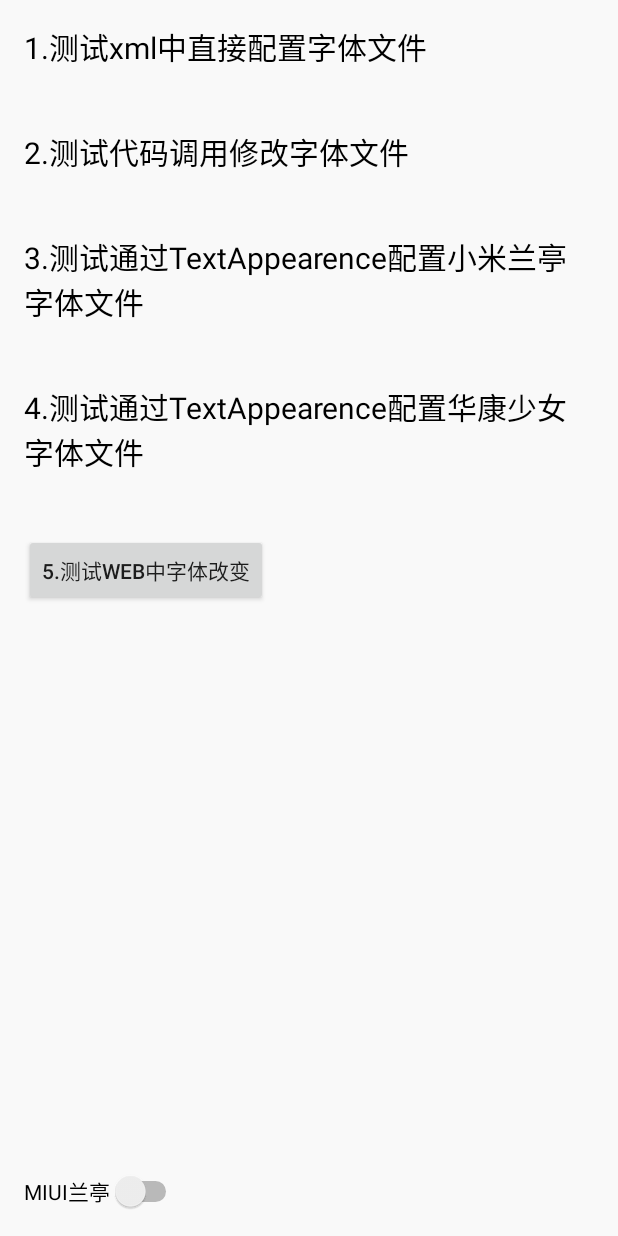
After one commit to lonaever/MyApp, an Android app: the layout activity_font_display.xml on its own in the app's theme, with its tools: preview values and no code run, on a phone screen of 412 x 824 dp. The commit adds this screen. Run offline under Robolectric (Android 15) with nearby library versions, the phone set to English and light mode, and no system bars; Roboto replaces fonts that are not available here.

Commit message:
增加自定义字体测试

```diff
--- a/Sample/build.gradle
+++ b/Sample/build.gradle
@@ -31,9 +31,12 @@ dependencies {
     compile project(':LibMyApp')
     //控件绑定
     apt 'com.jakewharton:butterknife-compiler:8.2.0'
+    compile 'com.jakewharton:butterknife:8.2.0'
     //权限申请
     apt 'com.zhy:mpermission-compiler:1.0.0'
-    compile 'com.jakewharton:butterknife:8.2.0'
     compile 'com.zhy:mpermission-api:1.0.0'
+    //字体工具
+    compile 'uk.co.chrisjenx:calligraphy:2.2.0'
+
     compile 'com.android.support:support-v4:23.4.0'
 }
--- a/Sample/src/main/AndroidManifest.xml
+++ b/Sample/src/main/AndroidManifest.xml
@@ -40,7 +40,8 @@
         <activity android:name=".page.DetailWebActivity" />
         <activity android:name=".page.http.UPTRRefreshPeopleActivity" />
         <activity android:name=".page.gallery.TakePicActivity" />
-        <activity android:name=".page.pager.ViewPagerActivity"></activity>
+        <activity android:name=".page.pager.ViewPagerActivity" />
+        <activity android:name=".page.font.FontDisplayActivity"></activity>
     </application>
 
 </manifest>
--- a/Sample/src/main/java/com/xtkj/testnewsframe/LApplication.java
+++ b/Sample/src/main/java/com/xtkj/testnewsframe/LApplication.java
@@ -2,6 +2,8 @@ package com.xtkj.testnewsframe;
 
 import com.xtkj.libmyapp.application.MyApplication;
 import com.xtkj.testnewsframe.control.PublicDataControl;
+
+import uk.co.chrisjenx.calligraphy.CalligraphyConfig;
 
 /**
  * Created by minyu on 16/7/7.
@@ -13,6 +15,10 @@ public class LApplication extends MyApplication {
     @Override
     public void onCreate() {
         super.onCreate();
+        //字体定义
+        CalligraphyConfig.initDefault(new CalligraphyConfig.Builder()
+                        .setFontAttrId(R.attr.fontPath)
+                        .build());
         //init
         app = this;
         pdc = new PublicDataControl(getApplicationContext());
--- a/Sample/src/main/java/com/xtkj/testnewsframe/page/home/HomeActivity.java
+++ b/Sample/src/main/java/com/xtkj/testnewsframe/page/home/HomeActivity.java
@@ -14,6 +14,7 @@ import com.xtkj.libmyapp.util.LogUtils;
 import com.xtkj.testnewsframe.R;
 import com.xtkj.testnewsframe.UpdateService;
 import com.xtkj.testnewsframe.page.base.LActivity;
+import com.xtkj.testnewsframe.page.font.FontDisplayActivity;
 import com.xtkj.testnewsframe.page.gallery.TakePicActivity;
 import com.xtkj.testnewsframe.page.http.HttpTestActivity;
 import com.xtkj.testnewsframe.page.loading.LoadingActivity;
@@ -215,6 +216,11 @@ public class HomeActivity extends LActivity {
         openIntent(ViewPagerActivity.class, true);
     }
 
+    @OnClick(R.id.btn_font)
+    public void onBtnFont(View view) {
+        openIntent(FontDisplayActivity.class, true);
+    }
+
     /**
      * 执行推送打开的界面
      */
--- /dev/null
+++ b/Sample/src/main/res/layout/activity_font_display.xml
@@ -0,0 +1,74 @@
+<?xml version="1.0" encoding="utf-8"?>
+<RelativeLayout xmlns:android="http://schemas.android.com/apk/res/android"
+    xmlns:tools="http://schemas.android.com/tools"
+    android:layout_width="match_parent"
+    android:layout_height="match_parent"
+    android:paddingBottom="@dimen/activity_vertical_margin"
+    android:paddingLeft="@dimen/activity_horizontal_margin"
+    android:paddingRight="@dimen/activity_horizontal_margin"
+    android:paddingTop="@dimen/activity_vertical_margin"
+    tools:context="com.xtkj.testnewsframe.page.font.FontDisplayActivity">
+
+    <LinearLayout
+        android:layout_width="match_parent"
+        android:layout_height="wrap_content"
+        android:orientation="vertical">
+
+        <TextView
+            android:id="@+id/tv_text"
+            fontPath="MILT_RG.ttf"
+            android:layout_width="wrap_content"
+            android:layout_height="wrap_content"
+            android:text="1.测试xml中直接配置字体文件"
+            android:textColor="@color/text_black"
+            android:textSize="20sp"
+            tools:ignore="MissingPrefix" />
+
+        <TextView
+            android:id="@+id/tv_text2"
+            android:layout_width="wrap_content"
+            android:layout_height="wrap_content"
+            android:layout_marginTop="40dp"
+            android:text="2.测试代码调用修改字体文件"
+            android:textColor="@color/text_black"
+            android:textSize="20sp" />
+
+        <TextView
+            android:id="@+id/tv_text3"
+            android:layout_width="wrap_content"
+            android:layout_height="wrap_content"
+            android:layout_marginTop="40dp"
+            android:text="3.测试通过TextAppearence配置小米兰亭字体文件"
+            android:textAppearance="@style/TextAppearance.MILT"
+            android:textColor="@color/text_black"
+            android:textSize="20sp" />
+
+        <TextView
+            android:id="@+id/tv_text4"
+            android:layout_width="wrap_content"
+            android:layout_height="wrap_content"
+            android:layout_marginTop="40dp"
+            android:text="4.测试通过TextAppearence配置华康少女字体文件"
+            android:textAppearance="@style/TextAppearance.HKGIRL"
+            android:textColor="@color/text_black"
+            android:textSize="20sp" />
+
+        <Button
+            android:layout_width="wrap_content"
+            android:layout_height="wrap_content"
+            android:text="5.测试web中字体改变"
+            android:layout_marginTop="40dp"
+            android:id="@+id/btn_web"/>
+
+    </LinearLayout>
+
+    <Switch
+        android:id="@+id/btn_lanting"
+        android:layout_width="wrap_content"
+        android:layout_height="wrap_content"
+        android:layout_alignParentBottom="true"
+        android:layout_alignParentLeft="true"
+        android:layout_alignParentStart="true"
+        android:text="MIUI兰亭" />
+
+</RelativeLayout>
--- a/Sample/src/main/res/layout/activity_home.xml
+++ b/Sample/src/main/res/layout/activity_home.xml
@@ -46,6 +46,12 @@
                 android:layout_width="wrap_content"
                 android:layout_height="wrap_content"
                 android:text="3、viewpager及Eventbus测试" />
+
+            <Button
+                android:id="@+id/btn_font"
+                android:layout_width="wrap_content"
+                android:layout_height="wrap_content"
+                android:text="3、字体改" />
         </LinearLayout>
 
 
--- a/Sample/src/main/res/values/styles.xml
+++ b/Sample/src/main/res/values/styles.xml
@@ -16,6 +16,9 @@
         <item name="vpiCirclePageIndicatorStyle">@style/CustomCirclePageIndicator</item>
         <!-- 设置actionbar上字体的大小-->
         <item name="actionMenuTextAppearance">@style/ActionMenuText</item>
+        <!-- 设置actionbar的样式-->
+        <item name="android:actionBarStyle">@style/AppTheme.ActionBar</item>
+
     </style>
 
     <style name="AppNoActionBar" parent="Theme.AppCompat.Light.NoActionBar">
@@ -32,10 +35,19 @@
         <item name="android:activityCloseExitAnimation">@anim/push_out_right</item>
     </style>
 
-    <!-- actionbar font-->
+    <!-- actionbar fontstyle-->
     <style name="ActionMenuText" parent="TextAppearance.AppCompat.Widget.ActionBar.Menu">
         <item name="android:textSize">18sp</item>
         <item name="android:textStyle">normal</item>
+    </style>
+
+    <!-- actionbar font -->
+    <style name="AppTheme.ActionBar" parent="android:Widget.Holo.Light.ActionBar.Solid.Inverse">
+        <item name="android:titleTextStyle">@style/AppTheme.ActionBar.TextAppearance</item>
+    </style>
+
+    <style name="AppTheme.ActionBar.TextAppearance" parent="TextAppearance.AppCompat.Widget.ActionBar.Title.Inverse">
+        <item name="fontPath">MILT_RG.ttf</item>
     </style>
 
     <!--pager tab-->
@@ -54,4 +66,15 @@
         <item name="apTabDrawMode">text</item>
         <item name="apTabTextSelectColor">@color/colorPrimary</item>
     </style>
+
+    <!--textAppearance 小米兰亭-->
+    <style name="TextAppearance.MILT" parent="android:TextAppearance">
+        <item name="fontPath">MILT_RG.ttf</item>
+    </style>
+
+    <!-- textAppearance 华康少女-->
+    <style name="TextAppearance.HKGIRL" parent="android:TextAppearance">
+        <item name="fontPath">HKGIRLW5.TTF</item>
+    </style>
+
 </resources>
```
Also changed, not shown: Sample/src/main/java/com/xtkj/testnewsframe/model/FontHtmlContent.java (added, +33 -0 lines), Sample/src/main/java/com/xtkj/testnewsframe/page/font/FontDisplayActivity.java (added, +59 -0 lines), 4 other files.
